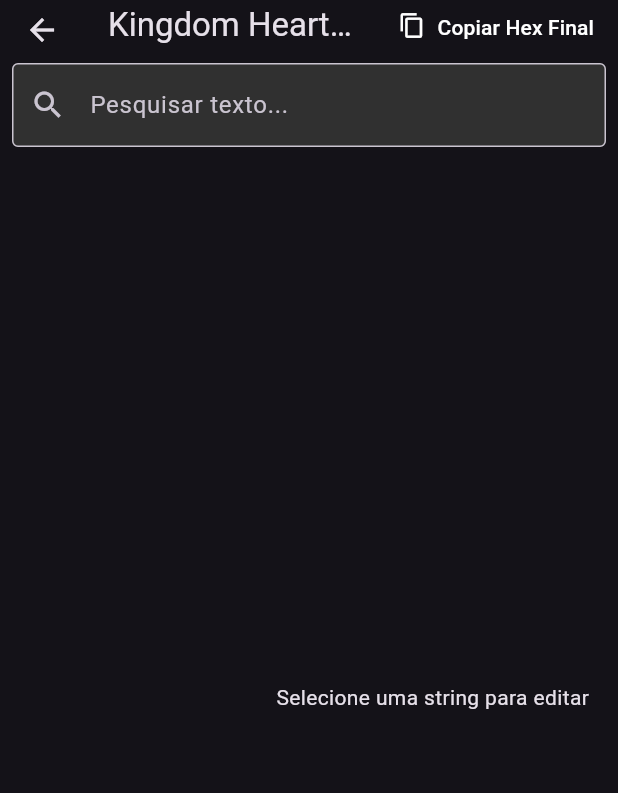
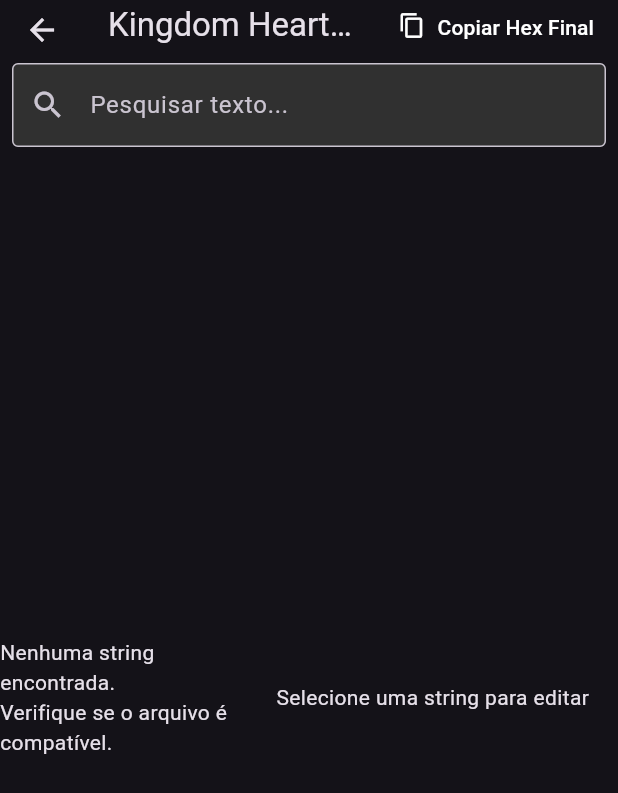
Before and after one commit to HeroRickyGAMES/recomtexteditor, a Flutter app: the HexEditorScreen screen opened directly with empty values, on a phone screen of 412 x 824 dp. Shown: the top 793 px of the screen. Run offline on Flutter 3.47's test engine with Material 3 defaults, Android fonts, the phone set to English and light mode, and no system bars; our stand-ins replace convert; missing offline and left inert: translator_plus.

Commit message:
Suportando arquivos de sistema!

```diff
--- a/lib/main.dart
+++ b/lib/main.dart
@@ -3,26 +3,43 @@
 import 'package:convert/convert.dart';
 import 'package:flutter/material.dart';
 import 'package:flutter/services.dart';
-import 'package:recomtexteditor/main.dart';
-import 'package:recomtexteditor/tradutor.dart';
+import 'package:translator_plus/translator_plus.dart';
 
 // =======================================================================
 // CLASSE DE TRADUÇÃO
 // =======================================================================
 // Programado por HeroRickyGAMES com a ajuda de Deus!
+final translator = GoogleTranslator();
+
+Future<String> TradutorClass(String Texto) async {
+  try {
+    if (Texto.trim().isEmpty) {
+      return "";
+    }
+    final translation = await translator.translate(Texto, from: 'en', to: 'pt');
+    return translation.text;
+  } catch (e) {
+    print("Erro na tradução: $e");
+    return Texto; // Retorna o texto original em caso de erro
+  }
+}
+
 // =======================================================================
-// CLASSE PRINCIPAL DO EDITOR HEXADECIMAL (LÓGICA FINAL E CORRETA)
+// CLASSE PRINCIPAL DO EDITOR HEXADECIMAL (LÓGICA INTELIGENTE)
 // =======================================================================
 class HexEditor {
   Uint8List data;
   Map<int, String> strings = SplayTreeMap<int, String>();
   Map<int, int> pointers = SplayTreeMap<int, int>(); // {endereco_do_ponteiro: endereco_ABSOLUTO_da_string}
 
-  // REGRAS FIXAS baseadas na nossa análise
-  static const int POINTER_TABLE_START = 0x194;
-  static const int POINTER_TABLE_END = 0x0A74;
-  // A BASE para o cálculo dos ponteiros relativos é 0x0A70.
-  static const int POINTER_BASE_ADDRESS = 0x0A70;
+  // Offsets fixos no header onde as informações importantes são encontradas.
+  static const int HEADER_POINTER_TABLE_START_OFFSET = 0x08;
+  static const int HEADER_POINTER_BASE_ADDRESS_OFFSET = 0x0C;
+
+  // Variáveis que serão preenchidas dinamicamente a partir do header.
+  late int pointerTableStart;
+  late int pointerTableEnd;
+  late int pointerBaseAddress;
 
   late final Map<int, String> _byteToChar;
   late final Map<String, int> _charToByte;
@@ -30,7 +47,33 @@
   HexEditor(String hexString)
       : data = Uint8List.fromList(hex.decode(hexString)) {
     _buildCharMap();
+    _analyzeHeader(); // Analisa o header para encontrar os offsets dinamicamente.
     extractData();
+  }
+
+  /// NOVO MÉTODO INTELIGENTE: Analisa o header do arquivo para encontrar os offsets.
+  void _analyzeHeader() {
+    try {
+      // Lê os endereços diretamente do header do arquivo.
+      pointerTableStart = data.buffer.asByteData().getUint32(HEADER_POINTER_TABLE_START_OFFSET, Endian.little) + 4;
+      pointerBaseAddress = data.buffer.asByteData().getUint32(HEADER_POINTER_BASE_ADDRESS_OFFSET, Endian.little);
+
+      // A lógica consistente mostra que o fim da tabela de ponteiros é 4 bytes após a base.
+      pointerTableEnd = pointerBaseAddress + 4;
+
+      print("--- Análise do Header ---");
+      print("Tabela de Ponteiros Inicia em: 0x${pointerTableStart.toRadixString(16)}");
+      print("Tabela de Ponteiros Termina em: 0x${pointerTableEnd.toRadixString(16)}");
+      print("Base dos Ponteiros: 0x${pointerBaseAddress.toRadixString(16)}");
+      print("--------------------------");
+
+    } catch (e) {
+      print("Erro ao analisar o header. Usando valores de fallback. Erro: $e");
+      // Fallback para o arquivo original em caso de erro.
+      pointerTableStart = 0x194;
+      pointerTableEnd = 0x0A74;
+      pointerBaseAddress = 0x0A70;
+    }
   }
 
   void _buildCharMap() {
@@ -103,9 +146,9 @@
     strings.clear();
     pointers.clear();
 
-    for (int i = POINTER_TABLE_START; i < POINTER_TABLE_END && i <= data.length - 4; i += 4) {
+    for (int i = pointerTableStart; i < pointerTableEnd && i <= data.length - 4; i += 4) {
       int relativeOffset = data.buffer.asByteData().getUint32(i, Endian.little);
-      int absoluteAddress = POINTER_BASE_ADDRESS + relativeOffset;
+      int absoluteAddress = pointerBaseAddress + relativeOffset;
 
       if (absoluteAddress < data.length) {
         pointers[i] = absoluteAddress;
@@ -157,7 +200,7 @@
         newAbsoluteStringAddress += shiftAmount;
       }
 
-      int newRelativeOffset = newAbsoluteStringAddress - POINTER_BASE_ADDRESS;
+      int newRelativeOffset = newAbsoluteStringAddress - pointerBaseAddress;
 
       if (pointerAddress < newData.length - 3) {
         newData.buffer.asByteData().setUint32(pointerAddress, newRelativeOffset, Endian.little);
@@ -165,10 +208,10 @@
     });
 
     data = newData;
+    _analyzeHeader();
     extractData();
   }
 
-  // NOVO MÉTODO: Traduz todas as strings do arquivo.
   String exportHex() => hex.encode(data);
 }
 
@@ -197,9 +240,6 @@
 
 class _HexInputScreenState extends State<HexInputScreen> {
   final TextEditingController hexController = TextEditingController();
-  final TextEditingController POINTER_TABLE_STARTCONTROLLER = TextEditingController();
-  final TextEditingController POINTER_TABLE_ENDCONTROLLER = TextEditingController();
-  final TextEditingController POINTER_BASE_ADDRESSCONTROLLER = TextEditingController();
 
   void _processHex() {
     if (hexController.text.isEmpty) return;
@@ -232,27 +272,6 @@
               ),
             ),
             SizedBox(height: 10),
-            TextField(
-              controller: POINTER_TABLE_STARTCONTROLLER,
-              decoration: InputDecoration(
-                hintText: "Inicio dos ponteiros em Hexadecimal",
-                border: OutlineInputBorder(),
-              ),
-            ),
-            TextField(
-              controller: POINTER_TABLE_ENDCONTROLLER,
-              decoration: InputDecoration(
-                hintText: "Fim dos ponteiros em Hexadecimal",
-                border: OutlineInputBorder(),
-              ),
-            ),
-            TextField(
-              controller: POINTER_BASE_ADDRESSCONTROLLER,
-              decoration: InputDecoration(
-                hintText: "Endereço dos ponteiros em Hexadecimal",
-                border: OutlineInputBorder(),
-              ),
-            ),
             ElevatedButton(onPressed: _processHex, child: Text("Analisar Arquivo")),
           ],
         ),
@@ -285,6 +304,9 @@
       setState(() {
         editor.editString(selectedStringAddress!, textController.text);
         selectedStringAddress = null;
+        textController.clear();
+        searchQuery = "";
+        searchController.clear();
       });
       ScaffoldMessenger.of(context).showSnackBar(
         SnackBar(content: Text("Arquivo modificado e ponteiros realocados!"), duration: Duration(seconds: 2)),
@@ -339,7 +361,9 @@
         children: [
           Expanded(
             flex: 2,
-            child: ListView.separated(
+            child: filteredEntries.isEmpty
+                ? Center(child: Text("Nenhuma string encontrada.\nVerifique se o arquivo é compatível."))
+                : ListView.separated(
               itemCount: filteredEntries.length,
               separatorBuilder: (context, index) => Divider(height: 1, color: Colors.grey[800]),
               itemBuilder: (context, index) {
```
